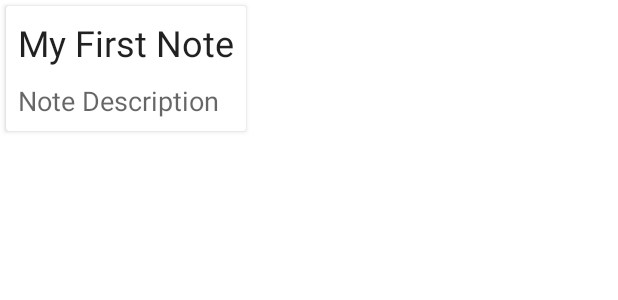
After one commit to probelalkhan/my-notes-app, an Android app: the layout note_layout.xml on its own in the app's theme, with its tools: preview values and no code run, on a phone screen of 412 x 824 dp. The commit adds this screen. Shown: the top 300 px of the screen. Run offline under Robolectric (Android 15) with nearby library versions, the phone set to English and light mode, and no system bars.

Commit message:
Getting Saved Data

```diff
--- a/app/src/main/java/net/simplifiedcoding/mynotes/db/NoteDao.kt
+++ b/app/src/main/java/net/simplifiedcoding/mynotes/db/NoteDao.kt
@@ -10,7 +10,7 @@ interface NoteDao {
     @Insert
     suspend fun addNote(note: Note)
 
-    @Query("SELECT * FROM note")
+    @Query("SELECT * FROM note ORDER BY id DESC")
     suspend fun getAllNotes() : List<Note>
 
     @Insert
--- a/app/src/main/java/net/simplifiedcoding/mynotes/ui/AddNoteFragment.kt
+++ b/app/src/main/java/net/simplifiedcoding/mynotes/ui/AddNoteFragment.kt
@@ -10,6 +10,7 @@ import android.view.View
 import android.view.ViewGroup
 import android.widget.Toast
 import androidx.fragment.app.Fragment
+import androidx.navigation.Navigation
 import kotlinx.android.synthetic.main.fragment_add_note.*
 import kotlinx.coroutines.launch
 
@@ -32,7 +33,7 @@ class AddNoteFragment : BaseFragment() {
     override fun onActivityCreated(savedInstanceState: Bundle?) {
         super.onActivityCreated(savedInstanceState)
 
-        button_save.setOnClickListener {
+        button_save.setOnClickListener { view ->
 
             val noteTitle = edit_text_title.text.toString().trim()
             val noteBody = edit_text_note.text.toString().trim()
@@ -54,6 +55,8 @@ class AddNoteFragment : BaseFragment() {
                 context?.let {
                     NoteDatabase(it).getNoteDao().addNote(note)
                     it.toast("Note Saved")
+                    val action = AddNoteFragmentDirections.actionSaveNote()
+                    Navigation.findNavController(view).navigate(action)
                 }
             }
 
--- a/app/src/main/res/layout/fragment_home.xml
+++ b/app/src/main/res/layout/fragment_home.xml
@@ -5,6 +5,11 @@
                 android:layout_height="match_parent"
                 tools:context=".ui.HomeFragment">
 
+
+    <androidx.recyclerview.widget.RecyclerView
+            android:id="@+id/recycler_view_notes"
+            android:layout_width="match_parent"
+            android:layout_height="match_parent"/>
 
     <com.google.android.material.floatingactionbutton.FloatingActionButton
             android:src="@drawable/ic_add"
--- /dev/null
+++ b/app/src/main/res/layout/note_layout.xml
@@ -0,0 +1,38 @@
+<?xml version="1.0" encoding="utf-8"?>
+<LinearLayout xmlns:android="http://schemas.android.com/apk/res/android" xmlns:tools="http://schemas.android.com/tools"
+              android:orientation="vertical"
+              android:layout_width="wrap_content"
+              android:layout_height="wrap_content">
+
+    <androidx.cardview.widget.CardView
+            android:layout_margin="4dp"
+            android:layout_width="wrap_content"
+            android:layout_height="wrap_content">
+
+        <RelativeLayout
+                android:padding="8dp"
+                android:layout_width="wrap_content"
+                android:layout_height="wrap_content">
+
+            <TextView
+                    android:textAppearance="@style/Base.TextAppearance.AppCompat.Headline"
+                    tools:text="My First Note"
+                    android:layout_marginBottom="10dp"
+                    android:id="@+id/text_view_title"
+                    android:layout_width="wrap_content"
+                    android:layout_height="wrap_content"/>
+
+            <TextView
+                    android:textAppearance="@style/Base.TextAppearance.AppCompat.Medium"
+                    tools:text="Note Description"
+                    android:layout_below="@id/text_view_title"
+                    android:id="@+id/text_view_note"
+                    android:layout_width="wrap_content"
+                    android:layout_height="wrap_content"/>
+
+        </RelativeLayout>
+
+    </androidx.cardview.widget.CardView>
+
+
+</LinearLayout>
```
Also changed, not shown: app/src/main/java/net/simplifiedcoding/mynotes/ui/HomeFragment.kt (+15 -1 lines), app/src/main/java/net/simplifiedcoding/mynotes/ui/NotesAdapter.kt (added, +28 -0 lines).
